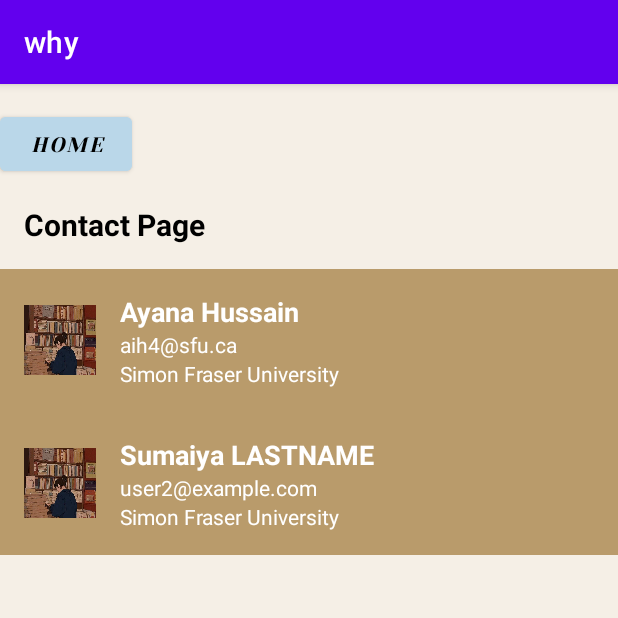
After one commit to ayanahye/mobile-dev-final-project, an Android app: the contact screen opened directly, with no data from a screen before it, on a phone screen of 412 x 824 dp, the top half of it. The commit adds this screen. Run offline under Robolectric (Android 15) with nearby library versions, the phone set to English and light mode, and no system bars.

Commit message:
contact page or no?

```diff
--- a/app/src/main/AndroidManifest.xml
+++ b/app/src/main/AndroidManifest.xml
@@ -11,6 +11,9 @@
         android:supportsRtl="true"
         android:theme="@style/Theme.Why"
         tools:targetApi="31">
+        <activity
+            android:name=".contact"
+            android:exported="false" />
         <activity
             android:name=".SettingsActivity"
             android:exported="false"
--- a/app/src/main/java/com/example/why/MainActivity.java
+++ b/app/src/main/java/com/example/why/MainActivity.java
@@ -59,6 +59,16 @@ public class MainActivity extends AppCompatActivity {
         });
 
 
+        Button contact = findViewById(R.id.contactButton);
+        contact.setOnClickListener(new View.OnClickListener() {
+            @Override
+            public void onClick(View v) {
+                Intent intent = new Intent(MainActivity.this, contact.class);
+                startActivity(intent);
+            }
+        });
+
+
 
     }
 
--- /dev/null
+++ b/app/src/main/java/com/example/why/contact.java
@@ -0,0 +1,26 @@
+package com.example.why;
+
+import androidx.appcompat.app.AppCompatActivity;
+
+import android.content.Intent;
+import android.os.Bundle;
+import android.view.View;
+import android.widget.Button;
+
+public class contact extends AppCompatActivity {
+
+    @Override
+    protected void onCreate(Bundle savedInstanceState) {
+        super.onCreate(savedInstanceState);
+        setContentView(R.layout.activity_contact);
+
+        Button next = findViewById(R.id.nextButton);
+        next.setOnClickListener(new View.OnClickListener() {
+            @Override
+            public void onClick(View v) {
+                Intent intent = new Intent(contact.this, MainActivity.class);
+                startActivity(intent);
+            }
+        });
+    }
+}
--- /dev/null
+++ b/app/src/main/res/layout/activity_contact.xml
@@ -0,0 +1,125 @@
+<?xml version="1.0" encoding="utf-8"?>
+<LinearLayout xmlns:android="http://schemas.android.com/apk/res/android"
+    android:layout_width="match_parent"
+    android:layout_height="match_parent"
+    android:orientation="vertical"
+    android:background="@color/coffee">
+
+    <Button
+        android:id="@+id/nextButton"
+        android:layout_width="wrap_content"
+        android:layout_height="wrap_content"
+        android:text="Home"
+        android:layout_marginEnd="16dp"
+        android:layout_marginTop="16dp"
+        android:backgroundTint="@color/whipped"
+        android:fontFamily="@font/yeseva_one"
+        android:textColor="@color/black"
+        android:textStyle="italic" />
+
+
+
+    <TextView
+        android:layout_width="match_parent"
+        android:layout_height="wrap_content"
+        android:padding="16dp"
+        android:text="Contact Page"
+        android:textColor="@color/black"
+        android:textSize="20sp"
+        android:textStyle="bold" />
+
+    <LinearLayout
+        android:layout_width="match_parent"
+        android:layout_height="wrap_content"
+        android:gravity="center_vertical"
+        android:orientation="horizontal"
+        android:background="@color/cream"
+        android:padding="16dp">
+
+        <ImageView
+            android:layout_width="48dp"
+            android:layout_height="48dp"
+            android:contentDescription="Ayana"
+            android:src="@drawable/oo" />
+
+        <LinearLayout
+            android:layout_width="0dp"
+            android:layout_height="wrap_content"
+            android:layout_weight="1"
+            android:layout_marginStart="16dp"
+            android:orientation="vertical">
+
+            <TextView
+                android:layout_width="match_parent"
+                android:layout_height="wrap_content"
+                android:text="Ayana Hussain"
+                android:textColor="@color/white"
+                android:textSize="18sp"
+                android:textStyle="bold" />
+
+            <TextView
+                android:layout_width="match_parent"
+                android:layout_height="wrap_content"
+                android:text="aih4@sfu.ca"
+                android:textColor="@color/white"
+                android:textSize="14sp" />
+
+            <TextView
+                android:layout_width="match_parent"
+                android:layout_height="wrap_content"
+                android:text="Simon Fraser University"
+                android:textColor="@color/white"
+                android:textSize="14sp" />
+
+        </LinearLayout>
+
+    </LinearLayout>
+
+    <LinearLayout
+        android:layout_width="match_parent"
+        android:layout_height="wrap_content"
+        android:gravity="center_vertical"
+        android:orientation="horizontal"
+        android:background="@color/cream"
+        android:padding="16dp">
+
+        <ImageView
+            android:layout_width="48dp"
+            android:layout_height="48dp"
+            android:contentDescription="Sumaiya"
+            android:src="@drawable/oo" />
+
+        <LinearLayout
+            android:layout_width="0dp"
+            android:layout_height="wrap_content"
+            android:layout_marginStart="16dp"
+            android:layout_weight="1"
+            android:orientation="vertical">
+
+            <TextView
+                android:layout_width="match_parent"
+                android:layout_height="wrap_content"
+                android:text="Sumaiya LASTNAME"
+                android:textColor="@color/white"
+                android:textSize="18sp"
+                android:textStyle="bold" />
+
+            <TextView
+                android:layout_width="match_parent"
+                android:layout_height="wrap_content"
+                android:text="user2@example.com"
+                android:textColor="@color/white"
+                android:textSize="14sp" />
+
+            <TextView
+                android:layout_width="match_parent"
+                android:layout_height="wrap_content"
+                android:text="Simon Fraser University"
+                android:textColor="@color/white"
+                android:textSize="14sp" />
+
+        </LinearLayout>
+
+    </LinearLayout>
+
+</LinearLayout>
--- a/app/src/main/res/layout/activity_main.xml
+++ b/app/src/main/res/layout/activity_main.xml
@@ -7,6 +7,21 @@
     android:layout_height="match_parent"
     tools:context=".MainActivity">
 
+    <Button
+        android:id="@+id/contactButton"
+        android:layout_width="wrap_content"
+        android:layout_height="wrap_content"
+        android:text="Contact"
+        android:layout_marginEnd="16dp"
+        android:layout_marginTop="16dp"
+        android:backgroundTint="@color/whipped"
+        android:fontFamily="@font/yeseva_one"
+        android:textColor="@color/black"
+        android:textStyle="italic"
+        app:layout_constraintEnd_toEndOf="parent"
+        app:layout_constraintTop_toTopOf="parent" />
+
+
     <LinearLayout
         android:layout_width="match_parent"
         android:layout_height="match_parent"
@@ -14,6 +29,9 @@
         android:gravity="center"
         android:orientation="vertical"
         android:padding="16dp">
+
+
+
 
         <ImageView
             android:id="@+id/animegirl"
```
